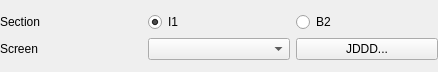
st-walker/esme, file esme/gui/ui/area.ui: the form before one commit.
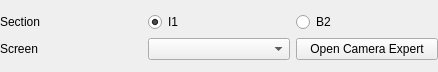
The form after the commit.

Commit message: update todo.md and change button name

Diff of the .ui file:
```diff
--- a/esme/gui/ui/area.ui
+++ b/esme/gui/ui/area.ui
@@ -90,7 +90,7 @@
           <string>Open the corresponding JDDD camera control panel for the selected screen</string>
          </property>
          <property name="text">
-          <string>JDDD...</string>
+          <string>Open Camera Expert</string>
          </property>
         </widget>
        </item>
```
The commit also changes 4 other files.
